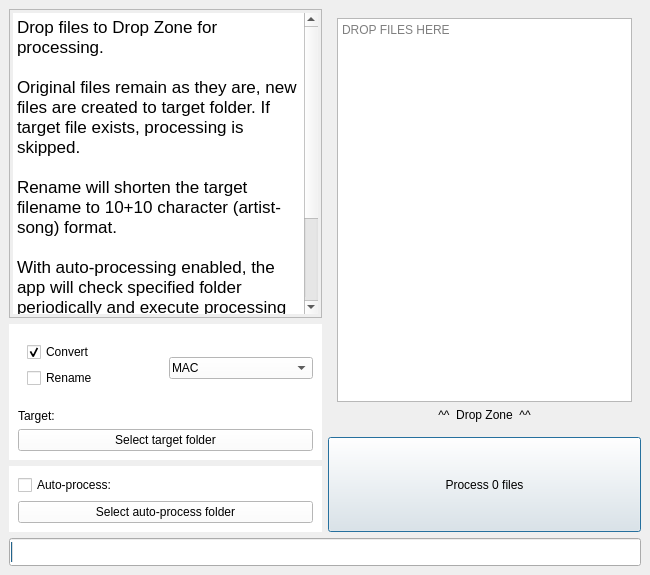
This is src/mainwindow.ui in glebb/rocksmithconvert as Qt 5 draws it before an edit. The edited form follows.
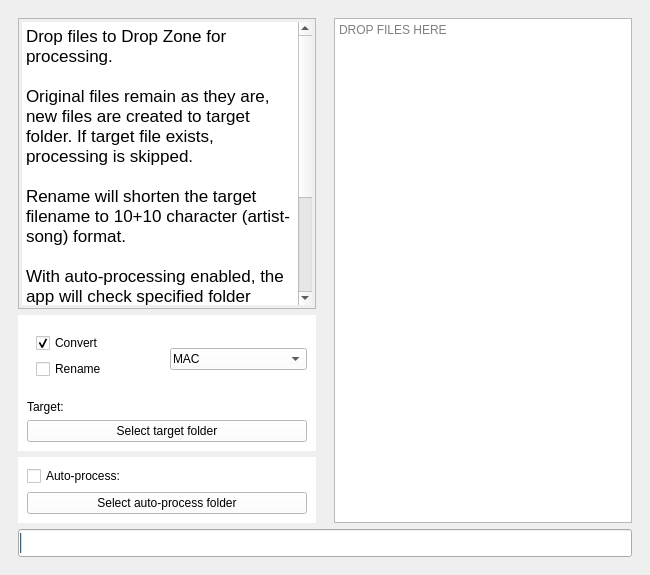
This is the edited form. Custom widgets are drawn as their Qt base class.

Commit message: removed process button, added frame for dropping files

```diff
--- a/src/mainwindow.ui
+++ b/src/mainwindow.ui
@@ -54,95 +54,25 @@
     <string notr="true"/>
    </property>
    <layout class="QGridLayout" name="gridLayout_2">
-    <item row="0" column="1">
-     <layout class="QVBoxLayout" name="verticalLayout_2">
-      <item>
-       <widget class="QWidget" name="widget_4" native="true">
-        <property name="sizePolicy">
-         <sizepolicy hsizetype="Expanding" vsizetype="Preferred">
-          <horstretch>0</horstretch>
-          <verstretch>0</verstretch>
-         </sizepolicy>
-        </property>
-        <property name="minimumSize">
-         <size>
-          <width>0</width>
-          <height>0</height>
-         </size>
-        </property>
-        <layout class="QGridLayout" name="gridLayout_3">
          <item row="0" column="0">
-          <widget class="DropArea" name="plainTextEdit">
-           <property name="toolTip">
-            <string>DROP FILES HERE</string>
-           </property>
-           <property name="lineWrapMode">
-            <enum>QPlainTextEdit::NoWrap</enum>
-           </property>
-           <property name="readOnly">
+     <widget class="DropArea" name="frameDropArea">
+      <property name="acceptDrops">
             <bool>true</bool>
-           </property>
-           <property name="centerOnScroll">
-            <bool>false</bool>
-           </property>
-           <property name="placeholderText">
-            <string>DROP FILES HERE</string>
-           </property>
-          </widget>
-         </item>
-         <item row="1" column="0">
-          <widget class="QLabel" name="label">
-           <property name="text">
-            <string>^^  Drop Zone  ^^</string>
-           </property>
-           <property name="alignment">
-            <set>Qt::AlignCenter</set>
-           </property>
-          </widget>
-         </item>
-        </layout>
-       </widget>
-      </item>
-      <item>
-       <widget class="QPushButton" name="processButton">
-        <property name="sizePolicy">
-         <sizepolicy hsizetype="Expanding" vsizetype="Fixed">
-          <horstretch>0</horstretch>
-          <verstretch>0</verstretch>
-         </sizepolicy>
-        </property>
-        <property name="minimumSize">
-         <size>
-          <width>0</width>
-          <height>95</height>
-         </size>
-        </property>
-        <property name="baseSize">
-         <size>
-          <width>0</width>
-          <height>32</height>
-         </size>
         </property>
         <property name="autoFillBackground">
          <bool>false</bool>
         </property>
-        <property name="styleSheet">
-         <string notr="true">border-color: rgb(0, 0, 0);</string>
-        </property>
-        <property name="text">
-         <string>Process 0 files</string>
-        </property>
-        <property name="autoDefault">
-         <bool>false</bool>
-        </property>
-        <property name="default">
-         <bool>true</bool>
-        </property>
-       </widget>
-      </item>
-     </layout>
-    </item>
-    <item row="1" column="0" colspan="2">
+      <property name="frameShape">
+       <enum>QFrame::NoFrame</enum>
+      </property>
+      <property name="frameShadow">
+       <enum>QFrame::Plain</enum>
+      </property>
+      <property name="lineWidth">
+       <number>0</number>
+      </property>
+      <layout class="QGridLayout" name="gridLayout_4">
+       <item row="1" column="0" colspan="4">
      <widget class="QProgressBar" name="progressBar">
       <property name="autoFillBackground">
        <bool>false</bool>
@@ -158,8 +88,25 @@
       </property>
      </widget>
     </item>
+       <item row="0" column="3">
+        <layout class="QVBoxLayout" name="verticalLayoutRight">
+         <item>
+          <widget class="QPlainTextEdit" name="plainTextEdit">
+           <property name="textInteractionFlags">
+            <set>Qt::TextSelectableByMouse</set>
+           </property>
+           <property name="backgroundVisible">
+            <bool>false</bool>
+           </property>
+           <property name="placeholderText">
+            <string>DROP FILES HERE</string>
+           </property>
+          </widget>
+         </item>
+        </layout>
+       </item>
     <item row="0" column="0">
-     <layout class="QVBoxLayout" name="verticalLayout">
+        <layout class="QVBoxLayout" name="verticalLayoutLeft">
       <item>
        <widget class="QTextBrowser" name="textBrowser">
         <property name="acceptDrops">
@@ -367,12 +314,16 @@
     </item>
    </layout>
   </widget>
+    </item>
+   </layout>
+  </widget>
  </widget>
  <customwidgets>
   <customwidget>
    <class>DropArea</class>
-   <extends>QPlainTextEdit</extends>
-   <header>droparea.h</header>
+   <extends>QFrame</extends>
+   <header location="global">droparea.h</header>
+   <container>1</container>
   </customwidget>
  </customwidgets>
  <resources>
```
Lines whose indentation alone changed are shown as unchanged. The commit also changes 3 other files.
